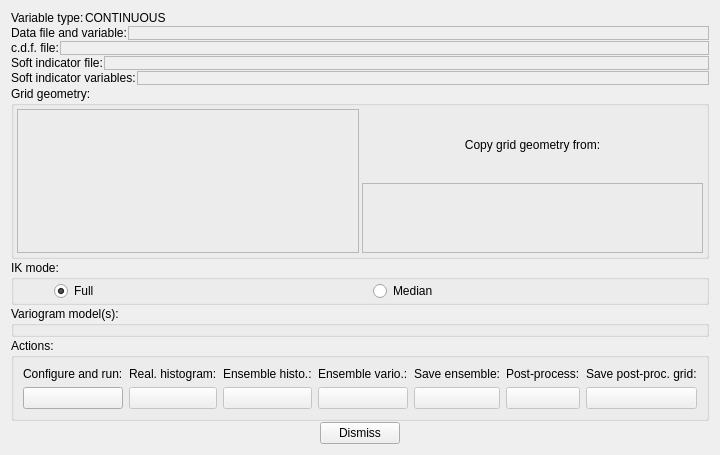
Qt form dialogs/sisimdialog.ui (PauloCarvalhoRJ/gammaray) before a commit.
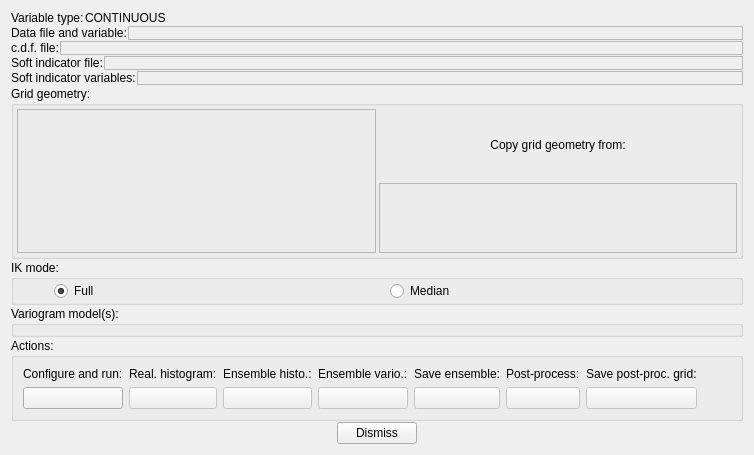
The same form after that commit. Icons and pictures are not drawn.

Commit message: SISIM: run and save post-processing products (postsim).

Diff of the .ui file:
```diff
--- a/dialogs/sisimdialog.ui
+++ b/dialogs/sisimdialog.ui
@@ -6,7 +6,7 @@
    <rect>
     <x>0</x>
     <y>0</y>
-    <width>707</width>
+    <width>754</width>
     <height>455</height>
    </rect>
   </property>
```
Left out of the diff: 131 changed lines with no effect on the pictures. The commit also changes 2 other files.
